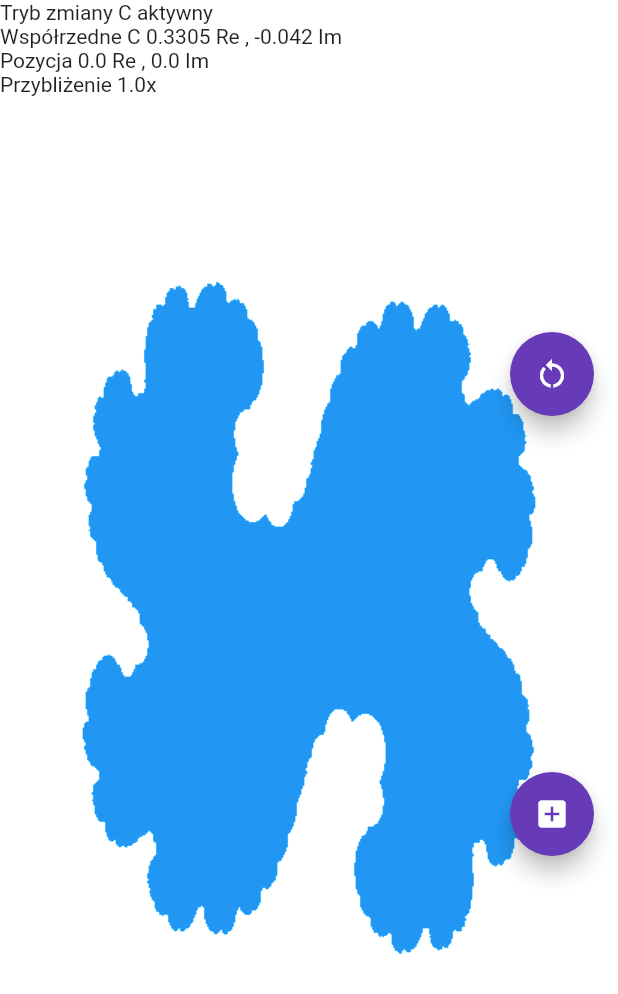
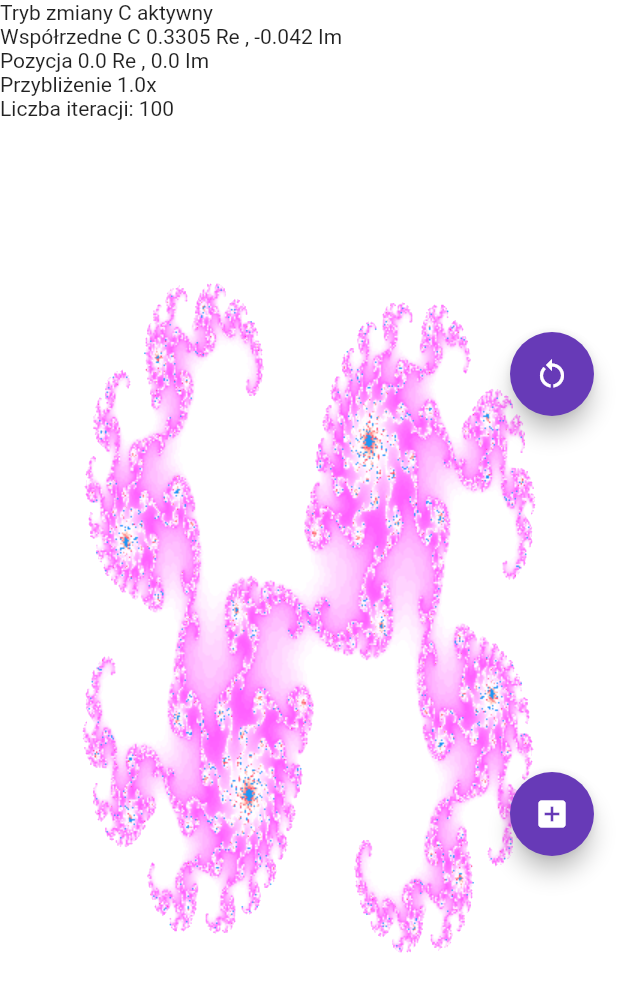
Before and after one commit to Pp-4/ReImagineMobile, a Flutter app: the screen it shows after launch, on a phone screen of 412 x 824 dp. Shown: the top 994 px of the screen. Run offline on Flutter 3.47's test engine with Material 2 defaults, Android fonts, the phone set to English and light mode, and no system bars.

```diff
--- a/lib/image_manipulation.dart
+++ b/lib/image_manipulation.dart
@@ -2,12 +2,15 @@ import 'dart:math' as math;
 import 'dart:typed_data';
 import 'dart:async';
 import 'dart:ui' as ui;
+import 'package:flutter/material.dart';
+
 import 'fractals.dart';
 import 'point.dart';
 class Draw {
   static Future<ui.Image> makeImage( //create image object
-      int width, int height, int iteration, Punkt focus, Punkt min, Punkt max) {
-    JuliaSet js2 = JuliaSet(width, height, focus, min, max);
+      int width, int height, int iteration, Punkt focus, Punkt min, Punkt max, double resolution) {
+    resolution = (resolution > 1) ? 1 : resolution;
+    JuliaSet js2 = JuliaSet((width*resolution).toInt(), (height*resolution).toInt(), focus, min, max);
     js2.fastIteration(iteration);
 
     final c = Completer<ui.Image>();
@@ -19,6 +22,7 @@ class Draw {
       height,
       ui.PixelFormat.rgba8888,
       c.complete,
+      allowUpscaling: true
     );
 
     return c.future;
--- a/lib/main.dart
+++ b/lib/main.dart
@@ -101,10 +101,11 @@ class RootState extends State<Root> {
                       future: Draw.makeImage(
                           screenSize.X.toInt(),
                           screenSize.Y.toInt(),
-                          10,
+                          status.maximumDepth,
                           status.C,
                           minScale,
-                          maxScale),
+                          maxScale,
+                          status.resolution),
                       builder: (context, snapshot) {
                         if (snapshot.hasData) {
                           return RawImage(image: snapshot.data);
--- a/lib/status.dart
+++ b/lib/status.dart
@@ -3,7 +3,9 @@ import 'point.dart';
 class Status {//wrapper object for various settings
   bool zoomLock;
   Punkt C, _defaultC, focus = Punkt(0, 0);
+  int maximumDepth = 100;
   double initialScale = 1.0, scaleFactor = 1.0, currentScale = 1.0;
+  double resolution = 1;//doesnt work right now , dont change
   Status(this.zoomLock, this.C) : _defaultC = C;
   @override
   String toString() {
@@ -12,6 +14,7 @@ class Status {//wrapper object for various settings
     outputMessage += "Współrzedne C ${C.X} Re , ${C.Y} Im \n";
     outputMessage += "Pozycja ${focus.X} Re , ${focus.Y} Im \n";
     outputMessage += "Przybliżenie ${scaleFactor}x \n";
+    outputMessage += "Liczba iteracji: ${maximumDepth}";
     return outputMessage;
   }
 
```
Also changed, not shown: 7 other files.
